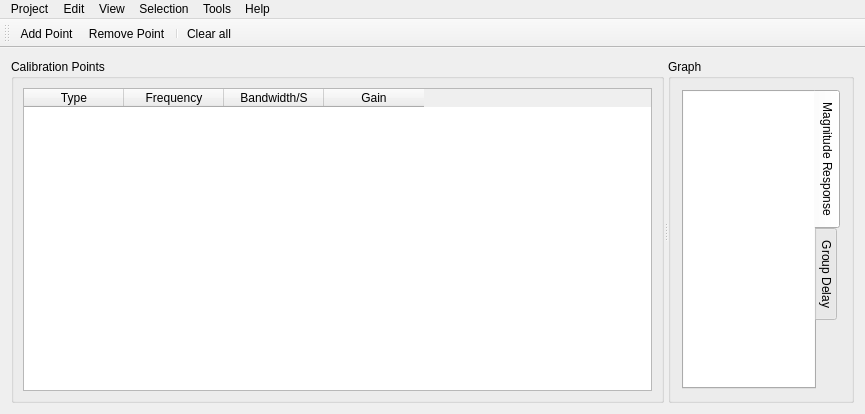
This is mainwindow.ui in timschneeb/DDCToolbox as Qt 5 draws it before an edit. The edited form follows.
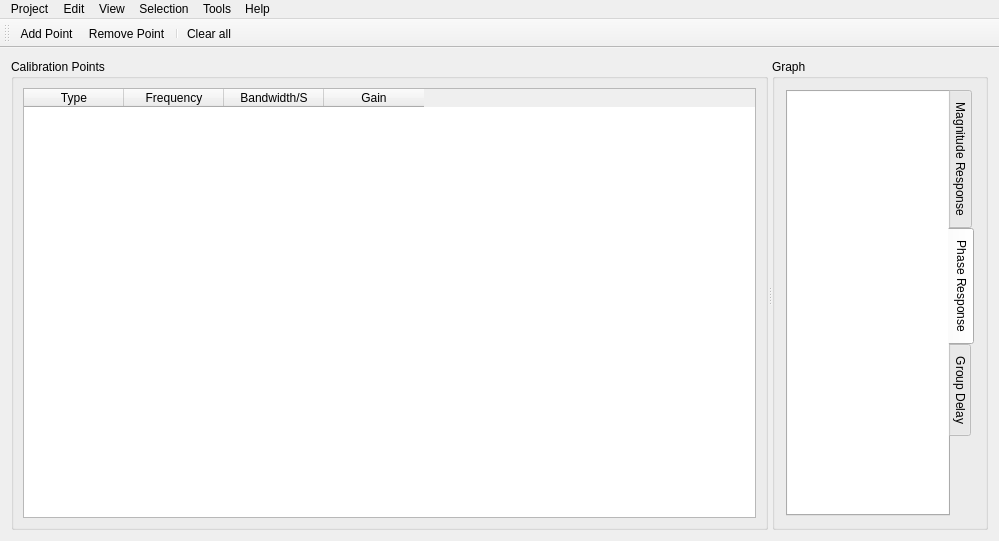
This is the edited form. The open tabs and pages were chosen to show the change. Icons and pictures are not drawn. Custom widgets are drawn as their Qt base class.

Commit message: Added phase response graph

```diff
--- a/mainwindow.ui
+++ b/mainwindow.ui
@@ -6,8 +6,8 @@
    <rect>
     <x>0</x>
     <y>0</y>
-    <width>865</width>
-    <height>414</height>
+    <width>999</width>
+    <height>541</height>
    </rect>
   </property>
   <property name="windowTitle">
@@ -165,6 +165,49 @@
             </item>
            </layout>
           </widget>
+          <widget class="QWidget" name="phase">
+           <attribute name="title">
+            <string>Phase Response</string>
+           </attribute>
+           <layout class="QHBoxLayout" name="horizontalLayout_19">
+            <property name="leftMargin">
+             <number>0</number>
+            </property>
+            <property name="topMargin">
+             <number>0</number>
+            </property>
+            <property name="rightMargin">
+             <number>0</number>
+            </property>
+            <property name="bottomMargin">
+             <number>0</number>
+            </property>
+            <item>
+             <widget class="QFrame" name="phase_frame">
+              <property name="styleSheet">
+               <string notr="true">background-color: rgb(255, 255, 255);</string>
+              </property>
+              <property name="frameShape">
+               <enum>QFrame::NoFrame</enum>
+              </property>
+              <property name="frameShadow">
+               <enum>QFrame::Raised</enum>
+              </property>
+              <layout class="QHBoxLayout" name="horizontalLayout_20">
+               <property name="leftMargin">
+                <number>9</number>
+               </property>
+               <property name="topMargin">
+                <number>9</number>
+               </property>
+               <item>
+                <widget class="QCustomPlot" name="phase_graph" native="true"/>
+               </item>
+              </layout>
+             </widget>
+            </item>
+           </layout>
+          </widget>
           <widget class="QWidget" name="groupdelay">
            <attribute name="title">
             <string>Group Delay</string>
@@ -236,7 +279,7 @@
     <rect>
      <x>0</x>
      <y>0</y>
-     <width>865</width>
+     <width>999</width>
      <height>22</height>
     </rect>
    </property>
```
Left out of the diff: 2 changed lines with no effect on the pictures. The commit also changes 7 other files.
